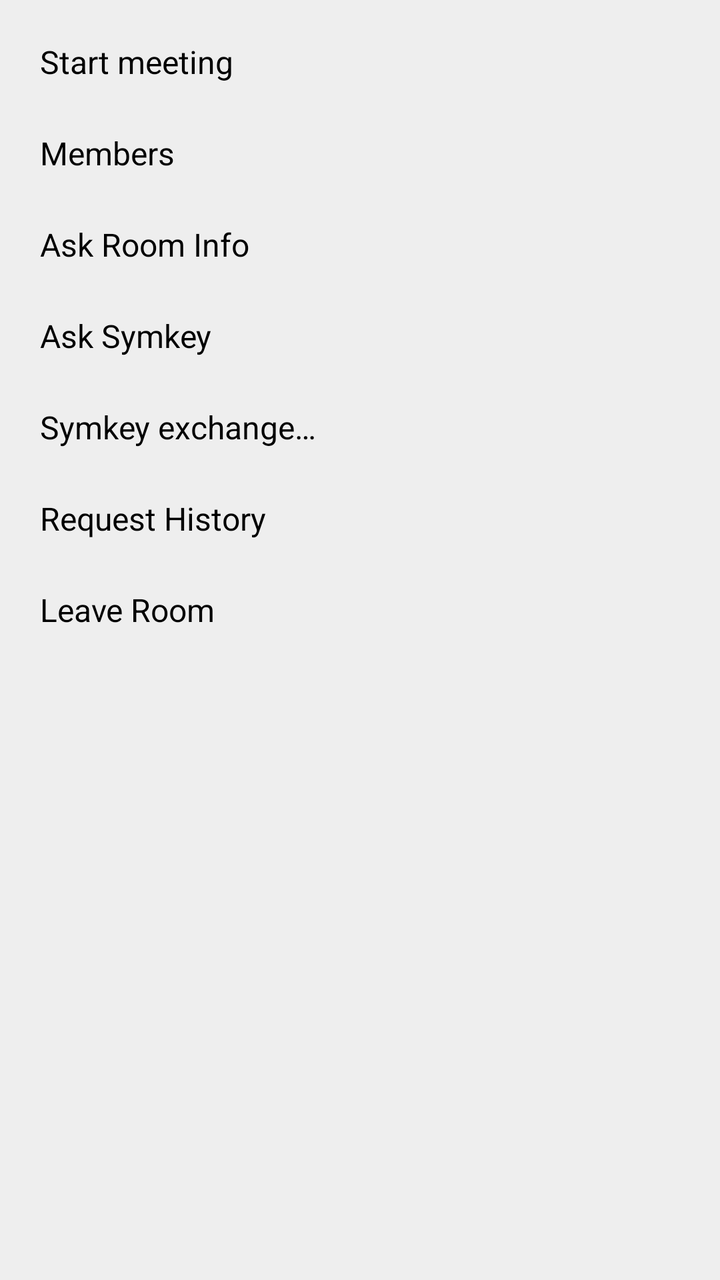
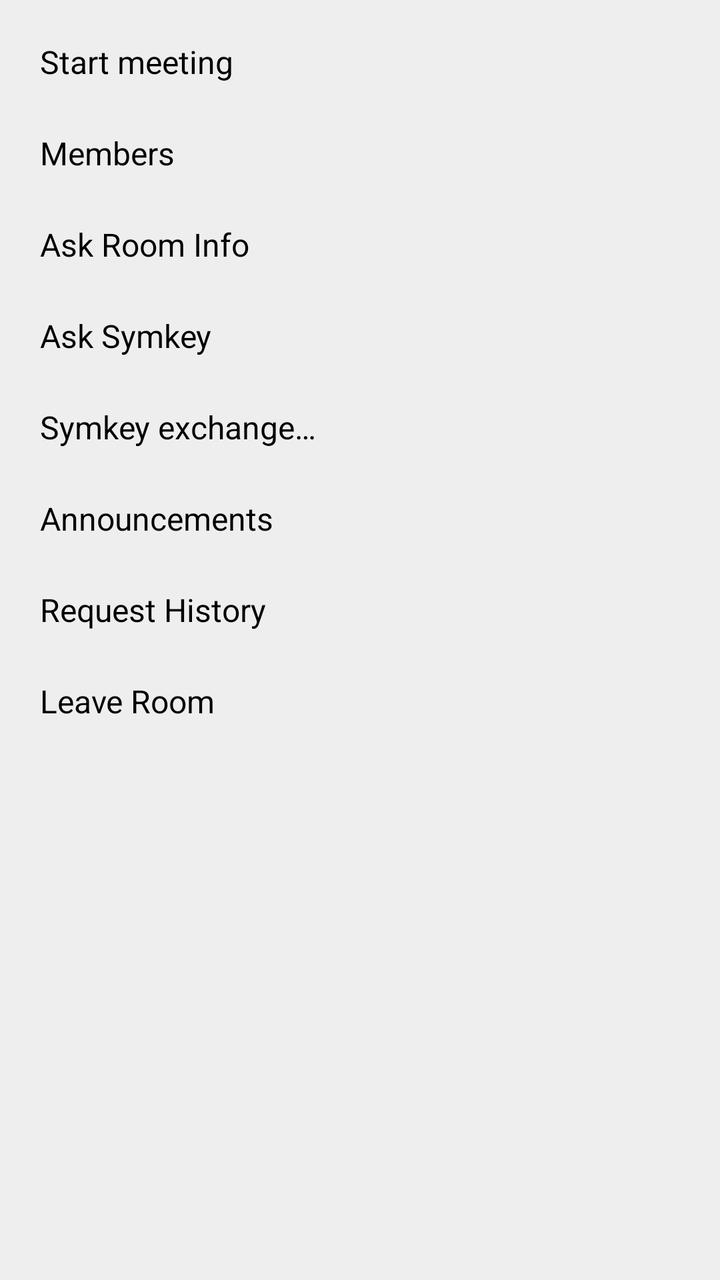

Before-and-after screenshots of an Android layout around one commit, followed by the original layout XML and the change that was made.
<!-- AndroidManifest.xml: application theme Theme.Freer -->
<!-- res/layout/popup_room_chat_menu.xml -->
<?xml version="1.0" encoding="utf-8"?>
<LinearLayout xmlns:android="http://schemas.android.com/apk/res/android"
    android:layout_width="wrap_content"
    android:layout_height="wrap_content"
    android:orientation="vertical"
    android:background="@color/background_light"
    android:padding="8dp">

    <TextView
        android:id="@+id/menu_start_meeting"
        android:layout_width="match_parent"
        android:layout_height="wrap_content"
        android:text="@string/meeting_start"
        android:textSize="16sp"
        android:textColor="@color/text"
        android:padding="12dp"
        android:background="?android:attr/selectableItemBackground"
        android:clickable="true"
        android:focusable="true" />

    <TextView
        android:id="@+id/menu_room_members"
        android:layout_width="match_parent"
        android:layout_height="wrap_content"
        android:text="@string/members"
        android:textSize="16sp"
        android:textColor="@color/text"
        android:padding="12dp"
        android:background="?android:attr/selectableItemBackground"
        android:clickable="true"
        android:focusable="true" />

    <TextView
        android:id="@+id/menu_room_owner_menu"
        android:layout_width="match_parent"
        android:layout_height="wrap_content"
        android:text="@string/room_owner_menu"
        android:textSize="16sp"
        android:textColor="@color/text"
        android:padding="12dp"
        android:background="?android:attr/selectableItemBackground"
        android:clickable="true"
        android:focusable="true"
        android:visibility="gone" />

    <TextView
        android:id="@+id/menu_ask_room_info"
        android:layout_width="match_parent"
        android:layout_height="wrap_content"
        android:text="@string/ask_room_info"
        android:textSize="16sp"
        android:textColor="@color/text"
        android:padding="12dp"
        android:background="?android:attr/selectableItemBackground"
        android:clickable="true"
        android:focusable="true" />

    <TextView
        android:id="@+id/menu_ask_symkey"
        android:layout_width="match_parent"
        android:layout_height="wrap_content"
        android:text="@string/ask_symkey"
        android:textSize="16sp"
        android:textColor="@color/text"
        android:padding="12dp"
        android:background="?android:attr/selectableItemBackground"
        android:clickable="true"
        android:focusable="true" />

    
    <TextView
        android:id="@+id/menu_symkey_ledger"
        android:layout_width="match_parent"
        android:layout_height="wrap_content"
        android:text="@string/symkey_exchange"
        android:textSize="16sp"
        android:textColor="@color/text"
        android:padding="12dp"
        android:background="?android:attr/selectableItemBackground"
        android:clickable="true"
        android:focusable="true" />

    <TextView
        android:id="@+id/menu_request_history"
        android:layout_width="match_parent"
        android:layout_height="wrap_content"
        android:text="@string/request_history"
        android:textSize="16sp"
        android:textColor="@color/text"
        android:padding="12dp"
        android:background="?android:attr/selectableItemBackground"
        android:clickable="true"
        android:focusable="true" />

    <TextView
        android:id="@+id/menu_leave_room"
        android:layout_width="match_parent"
        android:layout_height="wrap_content"
        android:text="@string/leave_room"
        android:textSize="16sp"
        android:textColor="@color/text"
        android:padding="12dp"
        android:background="?android:attr/selectableItemBackground"
        android:clickable="true"
        android:focusable="true" />

</LinearLayout>
<!-- resources referenced by this layout -->
<resources>
  <color name="background_light">#EEEEEE</color>
  <color name="text">#000000</color>
  <string name="ask_room_info">Ask Room Info</string>
  <string name="ask_symkey">Ask Symkey</string>
  <string name="leave_room">Leave Room</string>
  <string name="meeting_start">Start meeting</string>
  <string name="members">Members</string>
  <string name="request_history">Request History</string>
  <string name="room_owner_menu">Owner Menu</string>
  <string name="symkey_exchange">Symkey exchange…</string>
  <style name="Theme.Freer" parent="Base.Theme.Freer" />
  <style name="Base.Theme.Freer" parent="Theme.Material3.DayNight.NoActionBar">
          <item name="colorPrimary">#2196F3</item>
          <item name="colorAccent">#2196F3</item>
          <item name="android:windowBackground">#FFFFFF</item>
          
          <item name="android:windowLayoutInDisplayCutoutMode">shortEdges</item>
          <item name="android:enforceNavigationBarContrast">false</item>
          <item name="android:enforceStatusBarContrast">false</item>
          <item name="android:statusBarColor">@android:color/transparent</item>
          <item name="android:navigationBarColor">@android:color/transparent</item>
          <item name="android:windowLightStatusBar">true</item>
          <item name="android:windowLightNavigationBar">true</item>
      </style>
</resources>

<!-- the commit's change to res/layout/popup_room_chat_menu.xml (unified diff, before → after) -->
@@ -81,6 +81,31 @@
         android:focusable="true" />
 
     <TextView
+        android:id="@+id/menu_announcements"
+        android:layout_width="match_parent"
+        android:layout_height="wrap_content"
+        android:text="@string/announcement_history"
+        android:textSize="16sp"
+        android:textColor="@color/text"
+        android:padding="12dp"
+        android:background="?android:attr/selectableItemBackground"
+        android:clickable="true"
+        android:focusable="true" />
+
+    <TextView
+        android:id="@+id/menu_new_announcement"
+        android:layout_width="match_parent"
+        android:layout_height="wrap_content"
+        android:text="@string/announcement_new"
+        android:textSize="16sp"
+        android:textColor="@color/text"
+        android:padding="12dp"
+        android:background="?android:attr/selectableItemBackground"
+        android:clickable="true"
+        android:focusable="true"
+        android:visibility="gone" />
+
+    <TextView
         android:id="@+id/menu_request_history"
         android:layout_width="match_parent"
         android:layout_height="wrap_content"
<!-- resource entries referenced after the edit -->
@@ -2,6 +2,8 @@
 <resources>
   <color name="background_light">#EEEEEE</color>
   <color name="text">#000000</color>
+  <string name="announcement_history">Announcements</string>
+  <string name="announcement_new">New announcement</string>
   <string name="ask_room_info">Ask Room Info</string>
   <string name="ask_symkey">Ask Symkey</string>
   <string name="leave_room">Leave Room</string>
